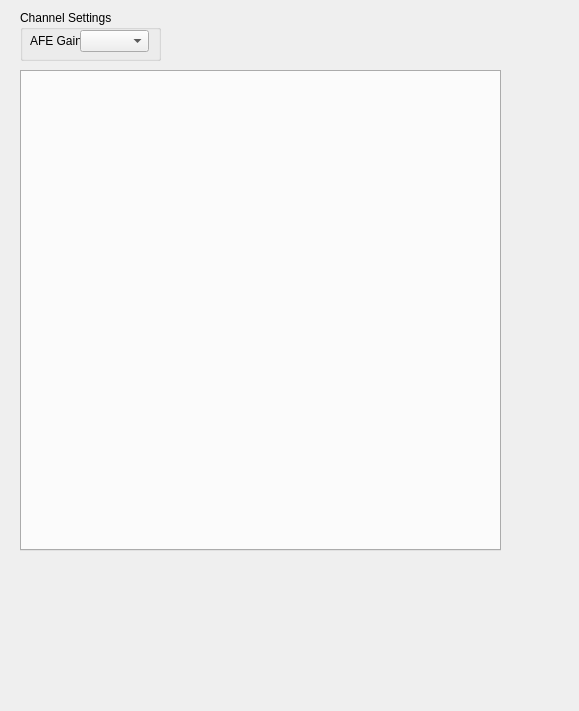
Old version of the form stabilizer_ui/iir/widgets/channel_settings.ui in the repository OxfordIonTrapGroup/stabilizer-ui.
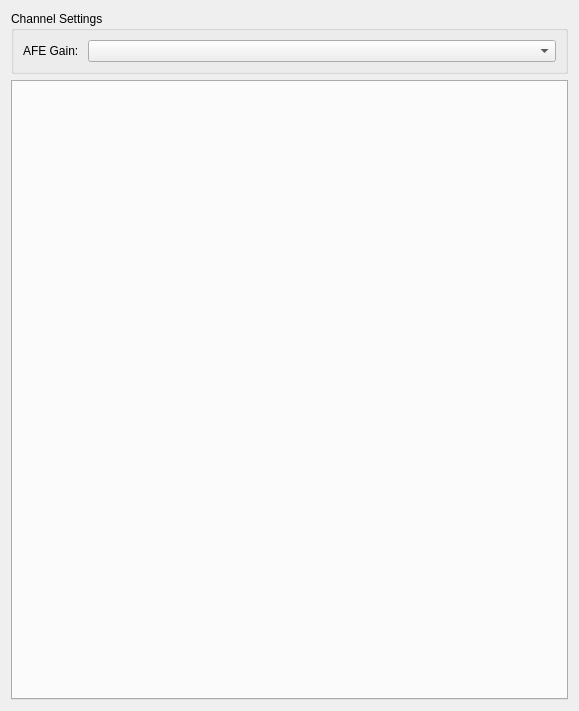
New version of the form.

Commit message:
dual_iir: Make coefficients fill available space; add draggable partition to scopes
Not setting a layout on widgets in Qt in the Designer always leads
to strange results.

What changed in the file:
```diff
--- a/stabilizer_ui/iir/widgets/channel_settings.ui
+++ b/stabilizer_ui/iir/widgets/channel_settings.ui
@@ -13,55 +13,34 @@
   <property name="windowTitle">
    <string>Form</string>
   </property>
+  <layout class="QVBoxLayout" name="verticalLayout_2">
+   <item>
   <widget class="QGroupBox" name="groupBox">
-   <property name="geometry">
-    <rect>
-     <x>20</x>
-     <y>10</y>
-     <width>141</width>
-     <height>51</height>
-    </rect>
-   </property>
    <property name="title">
     <string>Channel Settings</string>
    </property>
+     <layout class="QFormLayout" name="formLayout">
+      <item row="0" column="0">
    <widget class="QLabel" name="label_8">
-    <property name="geometry">
-     <rect>
-      <x>10</x>
-      <y>20</y>
-      <width>51</width>
-      <height>21</height>
-     </rect>
-    </property>
     <property name="text">
      <string>AFE Gain: </string>
     </property>
    </widget>
-   <widget class="QComboBox" name="afeGainBox">
-    <property name="geometry">
-     <rect>
-      <x>60</x>
-      <y>20</y>
-      <width>69</width>
-      <height>22</height>
-     </rect>
-    </property>
-   </widget>
-  </widget>
+      </item>
+      <item row="0" column="1">
+       <widget class="QComboBox" name="afeGainBox"/>
+      </item>
+     </layout>
+    </widget>
+   </item>
+   <item>
   <widget class="QTabWidget" name="IIRTabs">
-   <property name="geometry">
-    <rect>
-     <x>20</x>
-     <y>70</y>
-     <width>481</width>
-     <height>481</height>
-    </rect>
-   </property>
    <property name="currentIndex">
     <number>-1</number>
    </property>
   </widget>
+   </item>
+  </layout>
  </widget>
  <resources/>
  <connections/>
```
Lines whose indentation alone changed are shown as unchanged. The commit also changes 1 other file.
